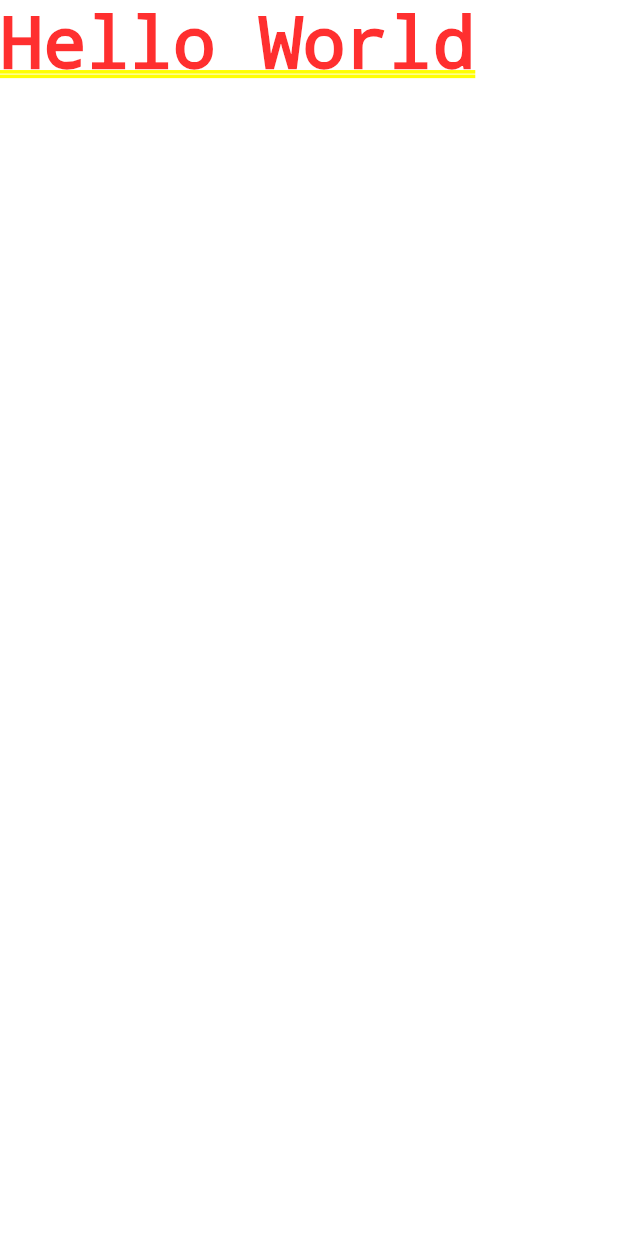
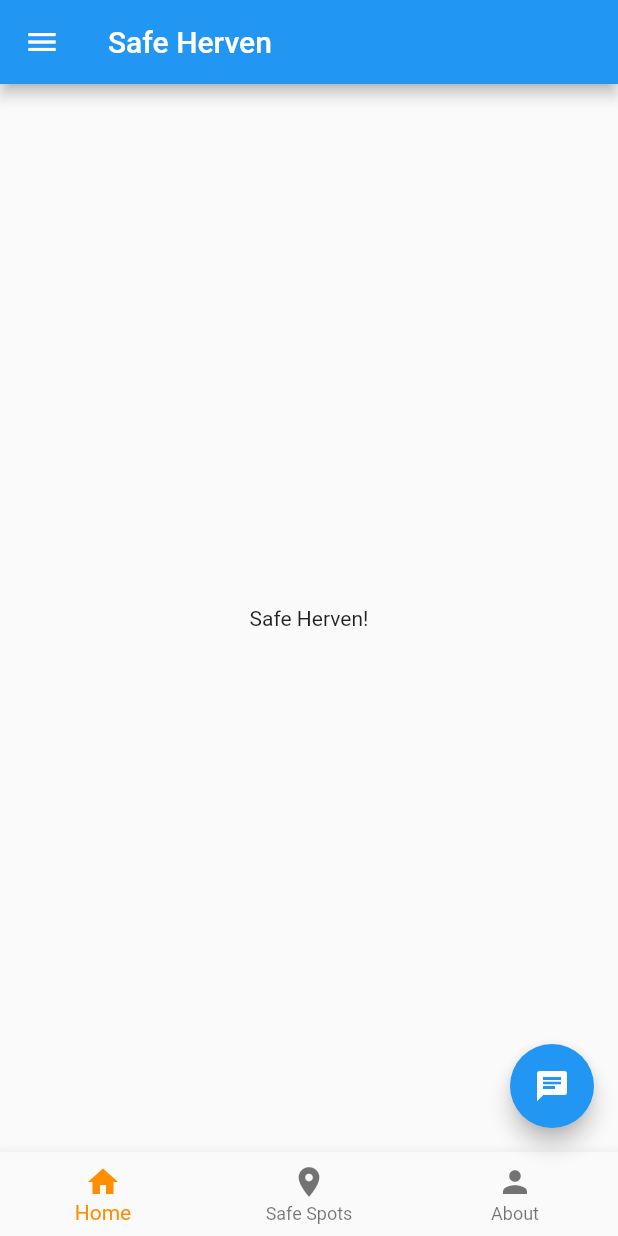
Before and after one commit to safeherven/safeherven_app, a Flutter app: the screen it shows after launch, on a phone screen of 412 x 824 dp. Run offline on Flutter 3.47's test engine with Material 2 defaults, Android fonts, the light colour scheme and no system bars.

Commit message:
Created home page

```diff
--- a/lib/main.dart
+++ b/lib/main.dart
@@ -1,7 +1,90 @@
 import 'package:flutter/material.dart';
 
-void main() {
-  runApp(const MaterialApp(
-    home: Text('Hello World'),
-  ));
+void main() => runApp(const MyApp());
+
+class MyApp extends StatelessWidget {
+  const MyApp({Key? key}) : super(key: key);
+
+  static const appTitle = 'Safe Herven';
+
+  @override
+  Widget build(BuildContext context) {
+    return const MaterialApp(
+      title: appTitle,
+      home: MyHomePage(title: appTitle),
+    );
+  }
 }
+
+class MyHomePage extends StatelessWidget {
+  const MyHomePage({Key? key, required this.title}) : super(key: key);
+
+  final String title;
+
+  @override
+  Widget build(BuildContext context) {
+    return Scaffold(
+      appBar: AppBar(
+          title: Text(title)
+      ),
+      body: const Center(
+        child: Text('Safe Herven!'),
+      ),
+
+      drawer: Drawer(
+        child: ListView(
+          // Important: Remove any padding from the ListView.
+          padding: EdgeInsets.zero,
+          children: [
+            const DrawerHeader(
+              decoration: BoxDecoration(
+                color: Colors.blue,
+              ),
+              child: Text('Safe Herven'),
+            ),
+            ListTile(
+              title: const Text('Map'),
+              onTap: () {
+                Navigator.pop(context);
+              },
+            ),
+            ListTile(
+              title: const Text('Chat'),
+              onTap: () {
+                Navigator.pop(context);
+              },
+            ),
+            ListTile(
+              title: const Text('About'),
+              onTap: () {
+                Navigator.pop(context);
+              },
+            ),
+          ],
+        ),
+      ),
+      bottomNavigationBar: BottomNavigationBar(
+        items: const <BottomNavigationBarItem>[
+          BottomNavigationBarItem(
+            icon: Icon(Icons.home),
+            label: 'Home',
+          ),
+          BottomNavigationBarItem(
+            icon: Icon(Icons.location_on),
+            label: 'Safe Spots',
+          ),
+          BottomNavigationBarItem(
+            icon: Icon(Icons.person),
+            label: 'About',
+          ),
+        ],
+        selectedItemColor: Colors.amber[800],
+      ),
+
+
+      floatingActionButton:
+      FloatingActionButton(child: const Icon(Icons.chat), onPressed: () {}),
+      floatingActionButtonLocation: FloatingActionButtonLocation.endFloat,
+    );
+  }
+}
```
